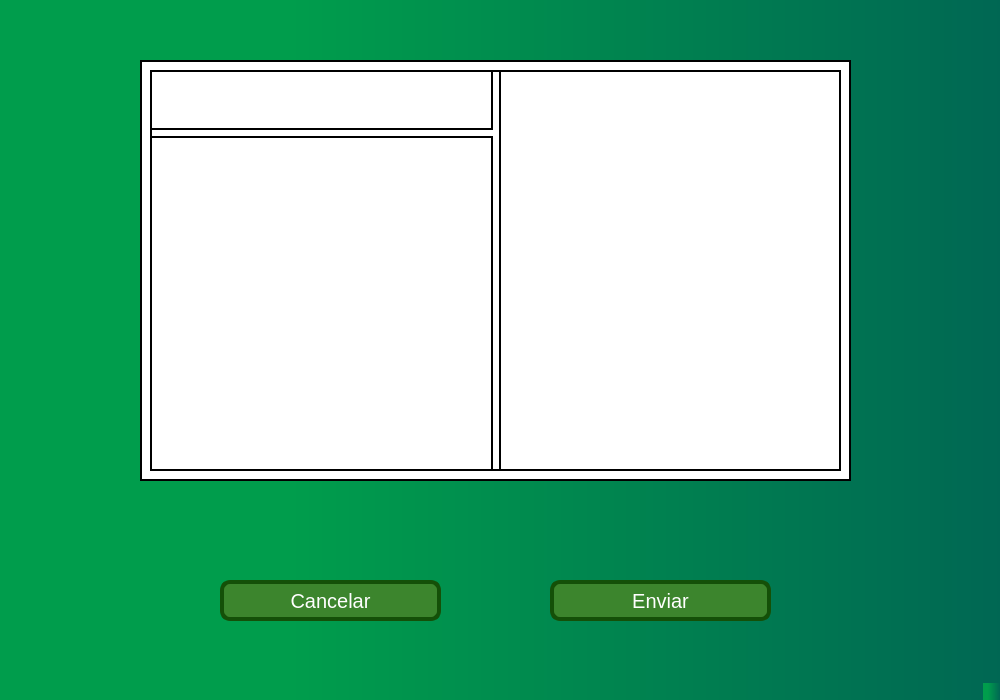
Above: src/view/ui/send_notification_view.ui from DavidTabuyo/SIFABUL_2.0 before the change. Below: the same form after it.
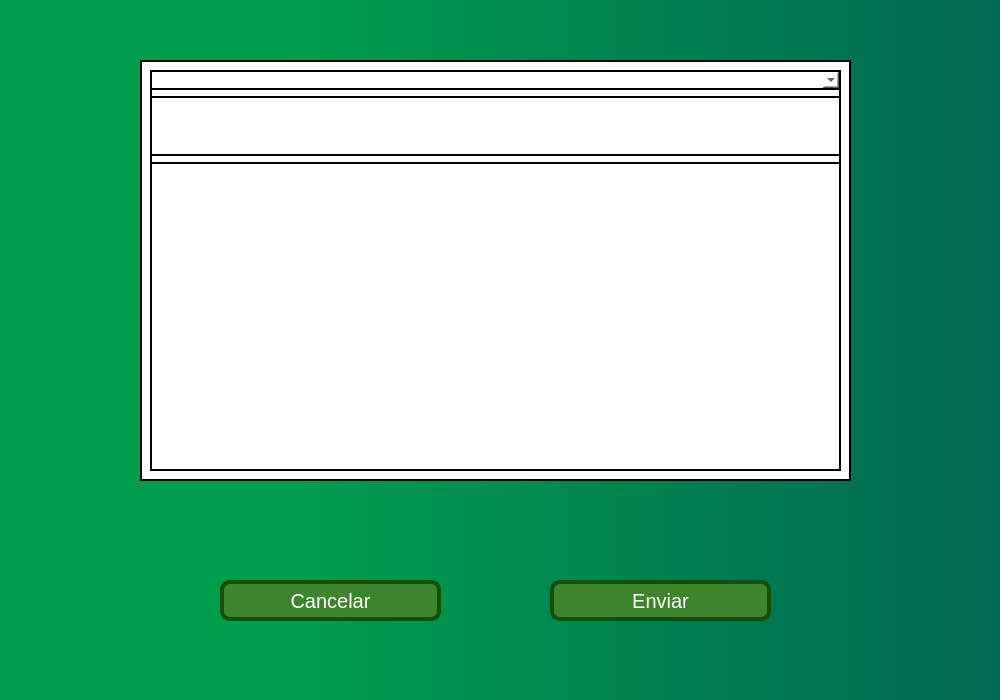
That is the form after the change.

The edit to the form file:
```diff
--- a/src/view/ui/send_notification_view.ui
+++ b/src/view/ui/send_notification_view.ui
@@ -134,6 +134,9 @@
      <layout class="QHBoxLayout" name="horizontalLayout">
       <item>
        <layout class="QVBoxLayout" name="verticalLayout">
+        <item>
+         <widget class="QComboBox" name="comboBox"/>
+        </item>
         <item>
          <widget class="QLineEdit" name="title_edit">
           <property name="sizePolicy">
@@ -168,28 +171,6 @@
         </item>
        </layout>
       </item>
-      <item>
-       <widget class="QListWidget" name="worker_list">
-        <property name="sizePolicy">
-         <sizepolicy hsizetype="Ignored" vsizetype="Ignored">
-          <horstretch>0</horstretch>
-          <verstretch>0</verstretch>
-         </sizepolicy>
-        </property>
-        <property name="maximumSize">
-         <size>
-          <width>16777215</width>
-          <height>16777215</height>
-         </size>
-        </property>
-        <property name="selectionMode">
-         <enum>QAbstractItemView::MultiSelection</enum>
-        </property>
-        <property name="viewMode">
-         <enum>QListView::IconMode</enum>
-        </property>
-       </widget>
-      </item>
      </layout>
     </widget>
    </widget>
@@ -197,17 +178,6 @@
    <zorder>send_btn</zorder>
    <zorder>widget</zorder>
   </widget>
-  <widget class="QMenuBar" name="menubar">
-   <property name="geometry">
-    <rect>
-     <x>0</x>
-     <y>0</y>
-     <width>1000</width>
-     <height>26</height>
-    </rect>
-   </property>
-  </widget>
-  <widget class="QStatusBar" name="statusbar"/>
  </widget>
  <resources/>
  <connections/>
```
